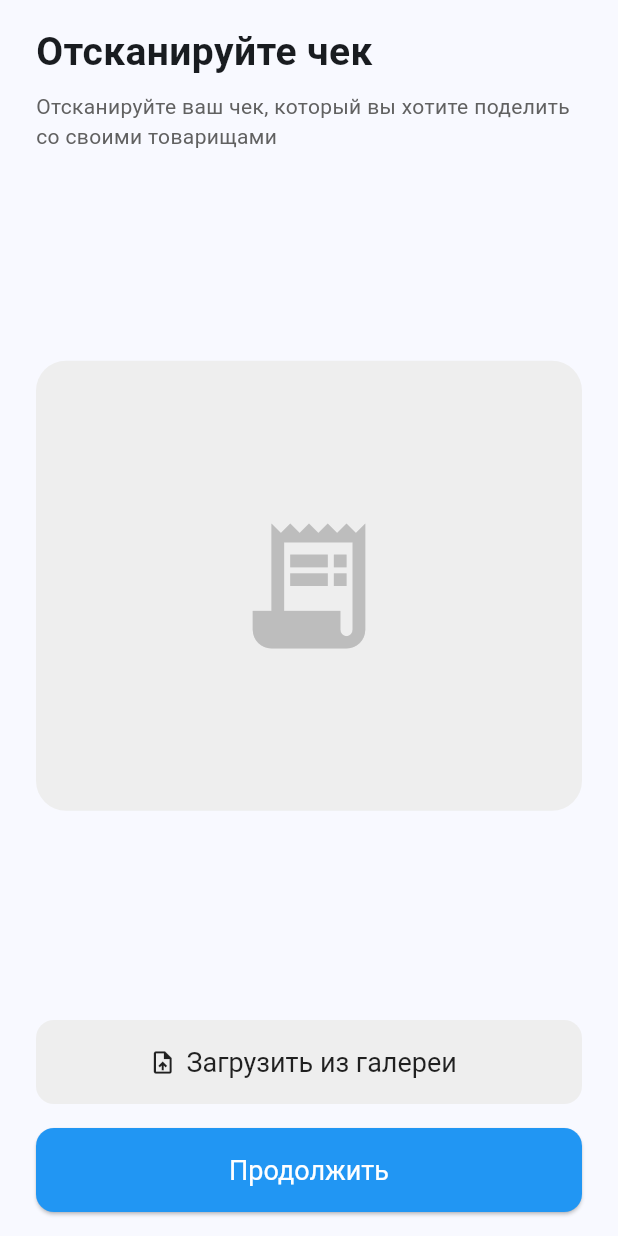
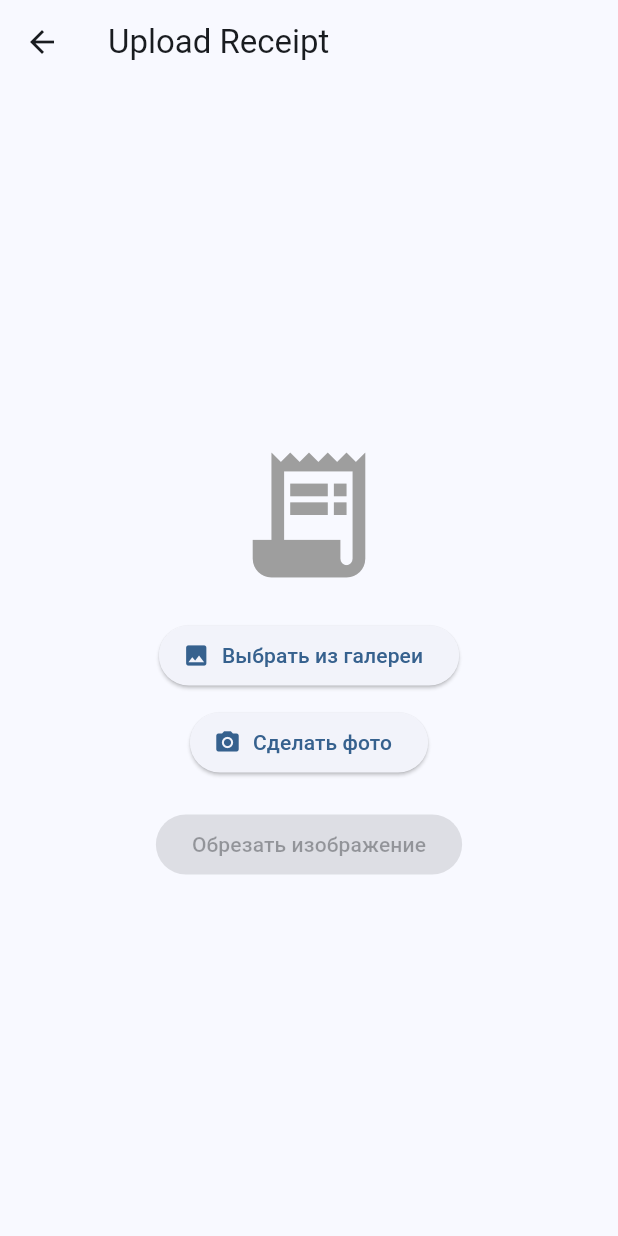
Before and after one commit to hryak228pizza/sber_split, a Flutter app: the screen it shows after launch, after a tap on "Начать", on a phone screen of 412 x 824 dp. Run offline on Flutter 3.47's test engine with Material 3 defaults, Android fonts, the phone set to English and light mode, and no system bars; our stand-ins replace image_cropper, image_picker.

Commit message:
Add crop image

```diff
--- a/lib/main.dart
+++ b/lib/main.dart
@@ -1,8 +1,16 @@
 import 'package:flutter/material.dart';
-import 'upload-receipt-screen.dart';
+import 'screens/upload-receipt-screen.dart';
+import 'services/image_service.dart';
+import 'package:provider/provider.dart';
+import 'providers/order_provider.dart';
 
 void main() {
-  runApp(const MyApp());
+  runApp(
+    ChangeNotifierProvider(
+      create: (_) => ReceiptProvider(ImageService()),
+      child: MyApp(),
+    ),
+  );
 }
 
 class MyApp extends StatelessWidget {
--- /dev/null
+++ b/lib/providers/order_provider.dart
@@ -0,0 +1,22 @@
+import 'dart:io';
+import 'package:flutter/material.dart';
+import '../services/image_service.dart';
+
+class ReceiptProvider extends ChangeNotifier {
+  final ImageService _imageService;
+  File? _image;
+
+  ReceiptProvider(this._imageService);
+
+  File? get image => _image;
+
+  Future<void> loadFromGallery() async {
+    _image = await _imageService.pickFromGallery();
+    notifyListeners();
+  }
+
+  Future<void> loadFromCamera() async {
+    _image = await _imageService.pickFromCamera();
+    notifyListeners();
+  }
+}
--- /dev/null
+++ b/lib/screens/upload-receipt-screen.dart
@@ -0,0 +1,55 @@
+import 'package:flutter/material.dart';
+import 'package:provider/provider.dart';
+import 'package:sber_split/screens/%D1%81rop_order_screen.dart';
+import '../providers/order_provider.dart';
+
+class UploadReceiptScreen extends StatelessWidget {
+  const UploadReceiptScreen({super.key});
+
+ @override
+  Widget build(BuildContext context) {
+  final provider = Provider.of<ReceiptProvider>(context);
+  final image = provider.image;
+
+  return Scaffold(
+    appBar: AppBar(title: Text('Upload Receipt')),
+    body: Center( // ← Обернули Column в Center
+      child: Column(
+        mainAxisAlignment: MainAxisAlignment.center,
+        crossAxisAlignment: CrossAxisAlignment.center,
+        children: [
+          image != null
+              ? Image.file(image, height: 200)
+              : Icon(Icons.receipt_long, size: 100, color: Colors.grey),
+          SizedBox(height: 20),
+          ElevatedButton.icon(
+            onPressed: () => provider.loadFromGallery(),
+            icon: Icon(Icons.image),
+            label: Text("Выбрать из галереи"),
+          ),
+          SizedBox(height: 10),
+          ElevatedButton.icon(
+            onPressed: () => provider.loadFromCamera(),
+            icon: Icon(Icons.camera_alt),
+            label: Text("Сделать фото"),
+          ),
+          SizedBox(height: 20),
+          ElevatedButton(
+            onPressed: image != null
+                ? () {
+                    Navigator.push(
+                      context,
+                      MaterialPageRoute(
+                        builder: (context) => CropReceiptScreen(image: image),
+                      ),
+                    );
+                  }
+                : null,
+            child: Text('Обрезать изображение'),
+          ),
+        ],
+      ),
+    ),
+  );
+}
+}
--- /dev/null
+++ b/lib/services/image_service.dart
@@ -0,0 +1,16 @@
+import 'dart:io';
+import 'package:image_picker/image_picker.dart';
+
+class ImageService {
+  final ImagePicker _picker = ImagePicker();
+
+  Future<File?> pickFromGallery() async {
+    final picked = await _picker.pickImage(source: ImageSource.gallery);
+    return picked != null ? File(picked.path) : null;
+  }
+
+  Future<File?> pickFromCamera() async {
+    final picked = await _picker.pickImage(source: ImageSource.camera);
+    return picked != null ? File(picked.path) : null;
+  }
+}
--- a/lib/upload-receipt-screen.dart
+++ /dev/null
@@ -1,132 +0,0 @@
-import 'package:flutter/material.dart';
-import 'package:image_picker/image_picker.dart';
-import 'dart:io';
-
-
-class UploadReceiptScreen extends StatefulWidget {
-  const UploadReceiptScreen({super.key});
-  @override
-  UploadReceiptScreenState createState() => UploadReceiptScreenState();
-}
-
-class UploadReceiptScreenState extends State<UploadReceiptScreen> {
-  File? _receiptImage;
-
-  Future<void> _pickImage() async {
-    final pickedFile = await ImagePicker().pickImage(source: ImageSource.gallery);
-    if (pickedFile != null) {
-      setState(() {
-        _receiptImage = File(pickedFile.path);
-      });
-    }
-  }
-
-  @override
-  Widget build(BuildContext context) {
-    return Scaffold(
-      body: SafeArea(
-        child: Padding(
-          padding: const EdgeInsets.symmetric(horizontal: 24.0, vertical: 16),
-          child: Column(
-            crossAxisAlignment: CrossAxisAlignment.start,
-            children: [
-              Text(
-                'Отсканируйте чек',
-                style: TextStyle(
-                  fontSize: 26,
-                  fontWeight: FontWeight.bold,
-                ),
-              ),
-              SizedBox(height: 8),
-              Text(
-                'Отсканируйте ваш чек, который вы хотите поделить со своими товарищами',
-                style: TextStyle(
-                  fontSize: 14,
-                  color: Colors.grey[700],
-                ),
-              ),
-              SizedBox(height: 24),
-              Expanded(
-                child: Center(
-                  child: GestureDetector(
-                    onTap: () async {
-                      final pickedFile = await ImagePicker().pickImage(source: ImageSource.camera);
-                      if (pickedFile != null) {
-                        setState(() {
-                          _receiptImage = File(pickedFile.path);
-                        });
-                      }
-                    },
-
-                    child: _receiptImage != null
-                        ? ClipRRect(
-                            borderRadius: BorderRadius.circular(20),
-                            child: Image.file(
-                              _receiptImage!,
-                              width: double.infinity,
-                              fit: BoxFit.cover,
-                            ),
-                          )
-                        : Container(
-                            width: double.infinity,
-                            height: 300,
-                            decoration: BoxDecoration(
-                              color: Colors.grey[200],
-                              borderRadius: BorderRadius.circular(20),
-                            ),
-                            child: Icon(
-                              Icons.receipt_long,
-                              size: 100,
-                              color: Colors.grey[400],
-                            ),
-                          ),
-                  ),
-                ),
-              ),
-
-              SizedBox(height: 24),
-              ElevatedButton.icon(
-                onPressed: (){
-                  _pickImage();
-                  ScaffoldMessenger.of(context).showSnackBar(
-                    const SnackBar(content: Text('Должен быть выбор из галереи')),
-                    );
-                },
-                icon: Icon(Icons.upload_file),
-                label: Text('Загрузить из галереи'),
-                style: ElevatedButton.styleFrom(
-                  minimumSize: Size(double.infinity, 56),
-                  backgroundColor: Colors.grey[200],
-                  foregroundColor: Colors.black87,
-                  textStyle: TextStyle(fontSize: 18),
-                  shape: RoundedRectangleBorder(
-                    borderRadius: BorderRadius.circular(12),
-                  ),
-                  elevation: 0,
-                ),
-              ),
-              SizedBox(height: 16),
-              ElevatedButton(
-                onPressed: () {
-                  ScaffoldMessenger.of(context).showSnackBar(
-                  const SnackBar(content: Text('Потом будет переход на страницу с чеком')),
-                    );
-                },
-                style: ElevatedButton.styleFrom(
-                  minimumSize: Size(double.infinity, 56),
-                  backgroundColor: Colors.blue,
-                  foregroundColor: Colors.white,
-                  textStyle: TextStyle(fontSize: 18),
-                  shape: RoundedRectangleBorder(
-                    borderRadius: BorderRadius.circular(12),
-                  ),
-                ),
-                child: Text('Продолжить'),
-              ),
-            ],
-          ),
-        ),
-      ),
-    );
-  }
-}
--- a/pubspec.yaml
+++ b/pubspec.yaml
@@ -30,6 +30,8 @@ dependencies:
   flutter:
     sdk: flutter
   image_picker: ^1.0.7
+  provider: ^6.1.0
+  image_cropper: ^5.0.0
   # The following adds the Cupertino Icons font to your application.
   # Use with the CupertinoIcons class for iOS style icons.
   cupertino_icons: ^1.0.8
```
Also changed, not shown: lib/screens/сrop_order_screen.dart (added, +74 -0 lines), pubspec.lock, 9 other files.
